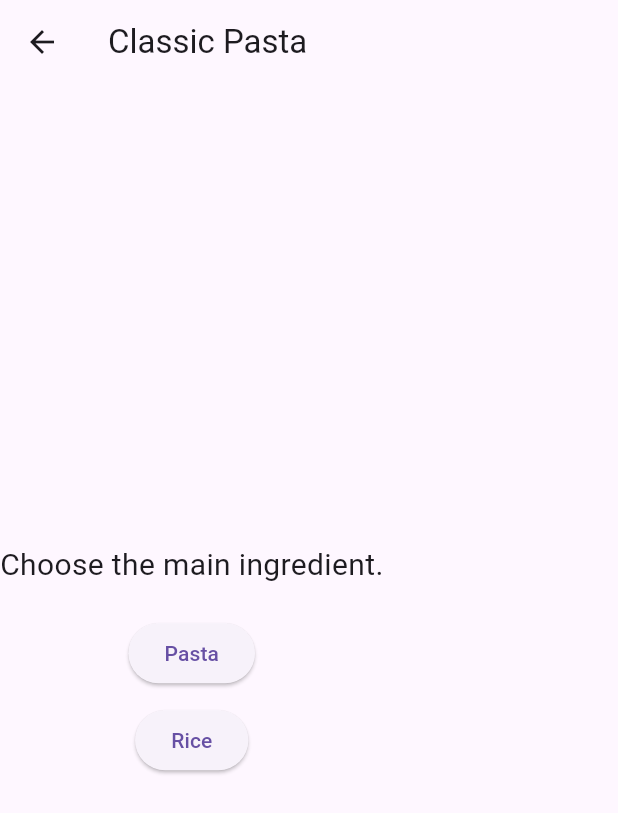
After one commit to zxjustin/wecooked, a Flutter app: the screen it shows after launch, after a tap on "Classic Pasta", on a phone screen of 412 x 824 dp. The commit adds this screen. Shown: the top 813 px of the screen. Run offline on Flutter 3.47's test engine with Material 3 defaults, Android fonts, the phone set to English and light mode, and no system bars; our stand-ins replace hive, hive_flutter; accounts and stored records are empty.

```diff
--- /dev/null
+++ b/wecooked/assets/recipes.csv
@@ -0,0 +1,4 @@
+name,ingredients,question1,option1,option2,correctOption1,question2,option1_2,option2_2,correctOption2
+Classic Pasta,Pasta,Tomato Sauce,Cheese,Choose main ingredient,Pasta,Rice,0,Choose sauce,Tomato Sauce,Soy Sauce,0
+Spaghetti Bolognese,Spaghetti,Ground Beef,Tomato Sauce,Choose pasta,Spaghetti,Macaroni,0,Choose meat,Ground Beef,Chicken,0
+Alfredo Pasta,Fettuccine,Cream,Parmesan Cheese,Choose type of pasta,Fettuccine,Spaghetti,0,Choose sauce,Alfredo Sauce,Tomato Sauce,0
--- a/wecooked/lib/RecipeListScreen.dart
+++ b/wecooked/lib/RecipeListScreen.dart
@@ -1,48 +1,39 @@
 import 'package:flutter/material.dart';
 import 'package:hive_flutter/hive_flutter.dart';
-import 'RecipeDetailScreen.dart';
-import 'node.dart';  // Import your models here
+import 'StepScenarioScreen.dart';
+import 'node.dart';
 
 class RecipeListScreen extends StatelessWidget {
   @override
   Widget build(BuildContext context) {
-    // Get the Hive box where recipes are stored
-    var recipeBox = Hive.box<Recipe>('recipes');
-
     return Scaffold(
-      appBar: AppBar(
-        title: Text('Recipe List'),
-      ),
+      appBar: AppBar(title: Text('Recipe Game')),
       body: ValueListenableBuilder(
-        valueListenable: recipeBox.listenable(),
-        builder: (context, Box<Recipe> box, _) {
-          // Check if the box is empty
-          if (box.isEmpty) {
-            return Center(
-              child: Text('No recipes available.'),
-            );
-          }
-
-          // Display the list of recipes
+        valueListenable: Hive.box<Recipe>('recipes').listenable(),
+        builder: (context, Box<Recipe> recipeBox, _) {
+          if (recipeBox.isEmpty) {
+            return Center(child: Text('No recipes found.'));
+          } else {
             return ListView.builder(
-            itemCount: box.length,
+              itemCount: recipeBox.length,
               itemBuilder: (context, index) {
-              Recipe recipe = box.getAt(index) as Recipe;
-
+                Recipe? recipe = recipeBox.getAt(index);
                 return ListTile(
-                title: Text(recipe.name),
+                  title: Text(recipe?.name ?? 'Unnamed Recipe'),
                   onTap: () {
-                  // Navigate to the recipe detail screen (implement separately)
+                    if (recipe != null) {
                       Navigator.push(
                         context,
                         MaterialPageRoute(
-                      builder: (context) => RecipeDetailScreen(recipe: recipe),
+                          builder: (context) => StepScenarioScreen(recipe: recipe),
                         ),
                       );
+                    }
                   },
                 );
               },
             );
+          }
         },
       ),
     );
--- /dev/null
+++ b/wecooked/lib/StepScenarioScreen.dart
@@ -0,0 +1,90 @@
+import 'package:flutter/material.dart';
+import 'node.dart';
+
+class StepScenarioScreen extends StatefulWidget {
+  final Recipe recipe;
+
+  StepScenarioScreen({required this.recipe});
+
+  @override
+  _StepScenarioScreenState createState() => _StepScenarioScreenState();
+}
+
+class _StepScenarioScreenState extends State<StepScenarioScreen> {
+  int currentStep = 0;
+  bool completed = false;
+
+  @override
+  Widget build(BuildContext context) {
+    if (completed) {
+      return Scaffold(
+        appBar: AppBar(title: Text(widget.recipe.name)),
+        body: Center(
+          child: Text("Congratulations! You've completed the recipe."),
+        ),
+      );
+    }
+
+    StepScenario step = widget.recipe.stepScenarios[currentStep];
+
+    return Scaffold(
+      appBar: AppBar(title: Text(widget.recipe.name)),
+      body: Column(
+        mainAxisAlignment: MainAxisAlignment.center,
+        children: [
+          Text(step.question, style: TextStyle(fontSize: 20)),
+          SizedBox(height: 20),
+          ElevatedButton(
+            onPressed: () {
+              if (step.correctOptionIndex == 0) {
+                moveToNextStep();
+              } else {
+                showError(context);
+              }
+            },
+            child: Text(step.options[0]),
+          ),
+          SizedBox(height: 10),
+          ElevatedButton(
+            onPressed: () {
+              if (step.correctOptionIndex == 1) {
+                moveToNextStep();
+              } else {
+                showError(context);
+              }
+            },
+            child: Text(step.options[1]),
+          ),
+        ],
+      ),
+    );
+  }
+
+  void moveToNextStep() {
+    setState(() {
+      if (currentStep < widget.recipe.stepScenarios.length - 1) {
+        currentStep++;
+      } else {
+        completed = true;
+      }
+    });
+  }
+
+  void showError(BuildContext context) {
+    showDialog(
+      context: context,
+      builder: (context) => AlertDialog(
+        title: Text('Wrong Choice'),
+        content: Text('Try again!'),
+        actions: [
+          TextButton(
+            onPressed: () {
+              Navigator.of(context).pop();
+            },
+            child: Text('OK'),
+          ),
+        ],
+      ),
+    );
+  }
+}
--- /dev/null
+++ b/wecooked/lib/hive_db.dart
@@ -0,0 +1,90 @@
+import 'package:hive_flutter/hive_flutter.dart';
+import 'node.dart';
+
+class HiveDB {
+  static Future<void> initHive() async {
+    await Hive.initFlutter();
+    Hive.registerAdapter(RecipeAdapter());
+    Hive.registerAdapter(StepScenarioAdapter());
+    await Hive.openBox<Recipe>('recipes');
+  }
+
+  static void loadCSVtoHive() async {
+    var recipeBox = Hive.box<Recipe>('recipes');
+
+    if (recipeBox.isEmpty) {
+      // Load multiple recipes into Hive
+      recipeBox.add(
+        Recipe(
+          name: 'Classic Pasta',
+          ingredients: ['Pasta', 'Tomato Sauce', 'Cheese'],
+          stepScenarios: [
+            StepScenario(
+              question: 'Choose the main ingredient.',
+              options: ['Pasta', 'Rice'],
+              correctOptionIndex: 0,
+            ),
+            StepScenario(
+              question: 'Choose the sauce.',
+              options: ['Tomato Sauce', 'Soy Sauce'],
+              correctOptionIndex: 0,
+            ),
+            StepScenario(
+              question: 'Choose the topping.',
+              options: ['Cheese', 'Ketchup'],
+              correctOptionIndex: 0,
+            ),
+          ],
+        ),
+      );
+
+      recipeBox.add(
+        Recipe(
+          name: 'Spaghetti Bolognese',
+          ingredients: ['Spaghetti', 'Ground Beef', 'Tomato Sauce', 'Garlic'],
+          stepScenarios: [
+            StepScenario(
+              question: 'Choose the pasta.',
+              options: ['Spaghetti', 'Macaroni'],
+              correctOptionIndex: 0,
+            ),
+            StepScenario(
+              question: 'Choose the meat.',
+              options: ['Ground Beef', 'Chicken'],
+              correctOptionIndex: 0,
+            ),
+            StepScenario(
+              question: 'Choose the sauce.',
+              options: ['Tomato Sauce', 'Pesto Sauce'],
+              correctOptionIndex: 0,
+            ),
+          ],
+        ),
+      );
+
+      recipeBox.add(
+        Recipe(
+          name: 'Alfredo Pasta',
+          ingredients: ['Fettuccine', 'Cream', 'Parmesan Cheese'],
+          stepScenarios: [
+            StepScenario(
+              question: 'Choose the type of pasta.',
+              options: ['Fettuccine', 'Spaghetti'],
+              correctOptionIndex: 0,
+            ),
+            StepScenario(
+              question: 'Choose the sauce.',
+              options: ['Alfredo Sauce', 'Tomato Sauce'],
+              correctOptionIndex: 0,
+            ),
+            StepScenario(
+              question: 'Choose the topping.',
+              options: ['Parmesan Cheese', 'Cheddar Cheese'],
+              correctOptionIndex: 0,
+            ),
+          ],
+        ),
+      );
+    }
+  }
+}
--- a/wecooked/lib/node.dart
+++ b/wecooked/lib/node.dart
@@ -1,9 +1,9 @@
 import 'package:hive/hive.dart';
 
-part 'node.g.dart'; // Hive code generation
+part 'node.g.dart'; // This will be generated by Hive
 
 @HiveType(typeId: 0)
-class Recipe {
+class Recipe extends HiveObject {
   @HiveField(0)
   String name;
 
@@ -13,11 +13,15 @@ List<String> ingredients;
   @HiveField(2)
   List<StepScenario> stepScenarios;
 
-Recipe({required this.name, required this.ingredients, required this.stepScenarios});
+  Recipe({
+    required this.name,
+    required this.ingredients,
+    required this.stepScenarios,
+  });
 }
 
 @HiveType(typeId: 1)
-class StepScenario {
+class StepScenario extends HiveObject {
   @HiveField(0)
   String question;
 
@@ -27,5 +31,9 @@ List<String> options;
   @HiveField(2)
   int correctOptionIndex;
 
-StepScenario({required this.question, required this.options, required this.correctOptionIndex});
+  StepScenario({
+    required this.question,
+    required this.options,
+    required this.correctOptionIndex,
+  });
 }
--- a/wecooked/pubspec.yaml
+++ b/wecooked/pubspec.yaml
@@ -32,6 +32,7 @@ dependencies:
     sdk: flutter
   hive: ^2.0.4
   hive_flutter: ^1.1.0
+  csv: ^5.0.0
 
 
   # The following adds the Cupertino Icons font to your application.
@@ -56,7 +57,8 @@ dev_dependencies:
 
 # The following section is specific to Flutter packages.
 flutter:
-
+  assets:
+    - assets/recipes.csv
   # The following line ensures that the Material Icons font is
   # included with your application, so that you can use the icons in
   # the material Icons class.
```
Also changed, not shown: wecooked/lib/RecipeDetailScreen.dart (deleted, +0 -77 lines), wecooked/lib/main.dart (+3 -89 lines), wecooked/pubspec.lock. Lines whose indentation alone changed are shown as unchanged.
